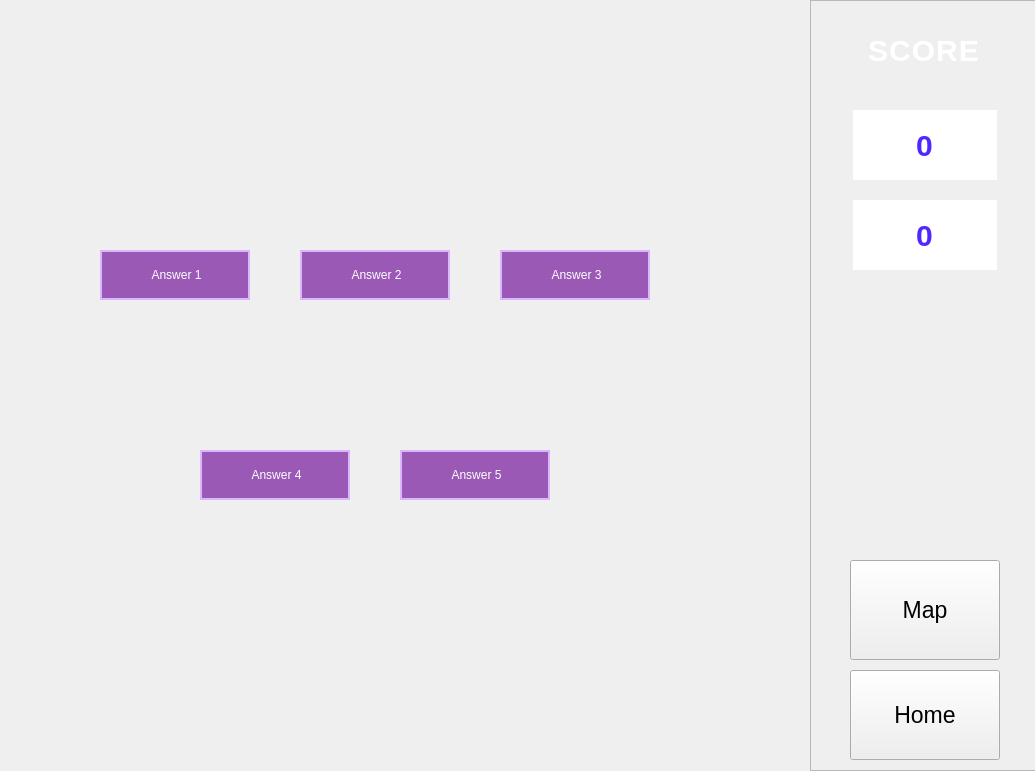
Before: the Qt Designer form gamepage.ui in aishug18/GeoBreakerGame, drawn with Qt 5.
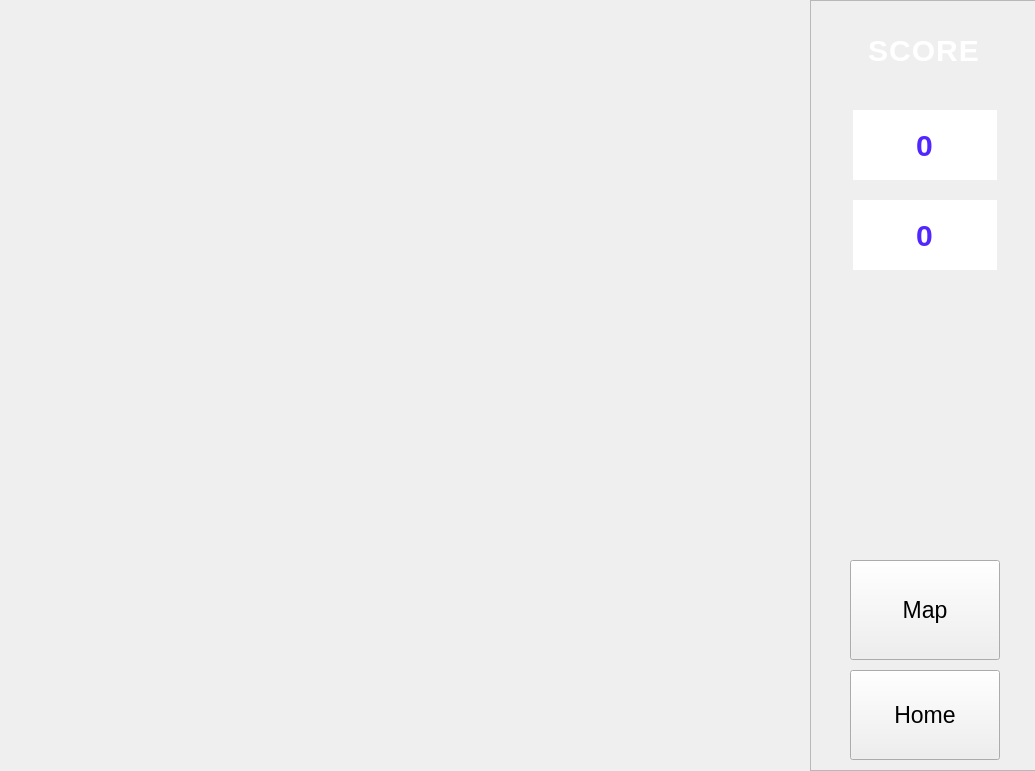
After: the same form once the commit is applied. Icons and pictures are not drawn.

Patch:
```diff
--- a/gamepage.ui
+++ b/gamepage.ui
@@ -248,108 +248,6 @@
     <bool>true</bool>
    </property>
   </widget>
-  <widget class="QLabel" name="label_3">
-   <property name="geometry">
-    <rect>
-     <x>100</x>
-     <y>250</y>
-     <width>150</width>
-     <height>50</height>
-    </rect>
-   </property>
-   <property name="styleSheet">
-    <string notr="true">background-color: #9b59b6;
-border: 2px solid #dab6ff;
-color: #ffffff;
-</string>
-   </property>
-   <property name="text">
-    <string>&lt;html&gt;&lt;head/&gt;&lt;body&gt;&lt;p align=&quot;center&quot;&gt;Answer 1&lt;/p&gt;&lt;/body&gt;&lt;/html&gt;</string>
-   </property>
-  </widget>
-  <widget class="QLabel" name="label_4">
-   <property name="geometry">
-    <rect>
-     <x>300</x>
-     <y>250</y>
-     <width>150</width>
-     <height>50</height>
-    </rect>
-   </property>
-   <property name="styleSheet">
-    <string notr="true">background-color: #9b59b6;
-border: 2px solid #dab6ff;
-color: #ffffff;
-</string>
-   </property>
-   <property name="text">
-    <string>&lt;html&gt;&lt;head/&gt;&lt;body&gt;&lt;p align=&quot;center&quot;&gt;Answer 2&lt;/p&gt;&lt;/body&gt;&lt;/html&gt;</string>
-   </property>
-  </widget>
-  <widget class="QLabel" name="label_5">
-   <property name="geometry">
-    <rect>
-     <x>500</x>
-     <y>250</y>
-     <width>150</width>
-     <height>50</height>
-    </rect>
-   </property>
-   <property name="styleSheet">
-    <string notr="true">background-color: #9b59b6;
-border: 2px solid #dab6ff;
-color: #ffffff;
-</string>
-   </property>
-   <property name="text">
-    <string>&lt;html&gt;&lt;head/&gt;&lt;body&gt;&lt;p align=&quot;center&quot;&gt;Answer 3&lt;/p&gt;&lt;/body&gt;&lt;/html&gt;</string>
-   </property>
-  </widget>
-  <widget class="QLabel" name="label_6">
-   <property name="geometry">
-    <rect>
-     <x>200</x>
-     <y>450</y>
-     <width>150</width>
-     <height>50</height>
-    </rect>
-   </property>
-   <property name="styleSheet">
-    <string notr="true">background-color: #9b59b6;
-border: 2px solid #dab6ff;
-color: #ffffff;
-</string>
-   </property>
-   <property name="text">
-    <string>&lt;html&gt;&lt;head/&gt;&lt;body&gt;&lt;p align=&quot;center&quot;&gt;Answer 4&lt;/p&gt;&lt;/body&gt;&lt;/html&gt;</string>
-   </property>
-  </widget>
-  <widget class="QLabel" name="label_7">
-   <property name="geometry">
-    <rect>
-     <x>400</x>
-     <y>450</y>
-     <width>150</width>
-     <height>50</height>
-    </rect>
-   </property>
-   <property name="styleSheet">
-    <string notr="true">background-color: #9b59b6;
-border: 2px solid #dab6ff;
-color: #ffffff;
-</string>
-   </property>
-   <property name="text">
-    <string>&lt;html&gt;&lt;head/&gt;&lt;body&gt;&lt;p align=&quot;center&quot;&gt;Answer 5&lt;/p&gt;&lt;/body&gt;&lt;/html&gt;</string>
-   </property>
-  </widget>
-  <zorder>frame</zorder>
-  <zorder>questionLabel</zorder>
-  <zorder>label_7</zorder>
-  <zorder>label_6</zorder>
-  <zorder>label_3</zorder>
-  <zorder>label_4</zorder>
-  <zorder>label_5</zorder>
  </widget>
  <resources>
   <include location="resources.qrc"/>
```
Left out of the diff: 1 changed line with no effect on the pictures.
